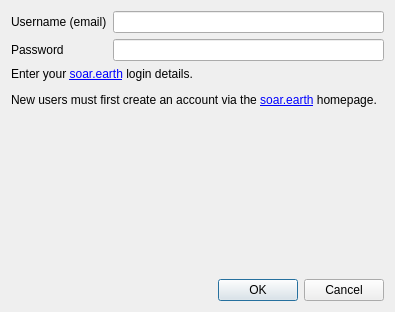
Old version of the form soar/ui/credential_dialog.ui in the repository north-road/soar_qgis_plugin.
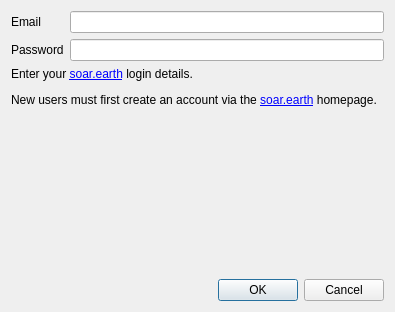
New version of the form. Custom widgets are drawn as their Qt base class.

Commit message: Rename label to 'Email'

```diff
--- a/soar/ui/credential_dialog.ui
+++ b/soar/ui/credential_dialog.ui
@@ -57,7 +57,7 @@
    <item row="0" column="0">
     <widget class="QLabel" name="label">
      <property name="text">
-      <string>Username (email)</string>
+      <string>Email</string>
      </property>
     </widget>
    </item>
```
